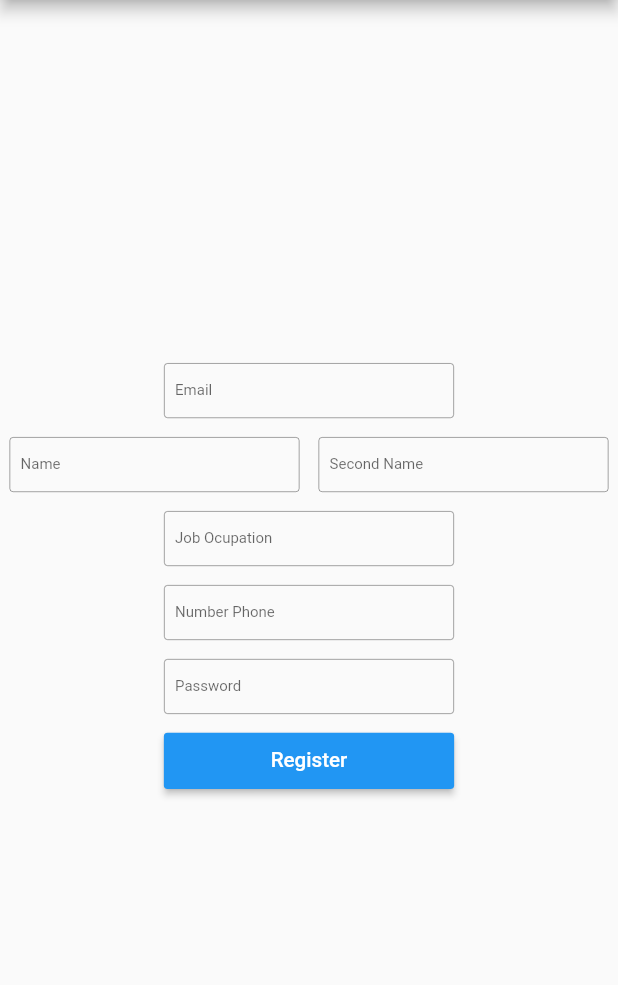
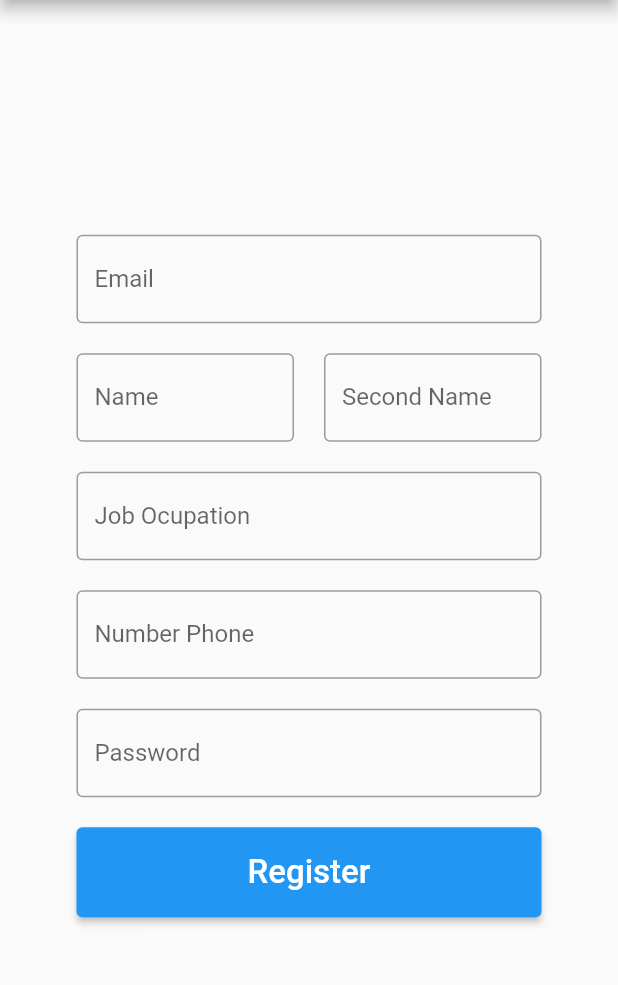
Before and after one commit to diegomated1/moviles-chat-front-end, a Flutter app: the Register screen opened directly, on a phone screen of 412 x 824 dp, the part 84-1069 px from its top. Run offline on Flutter 3.47's test engine with Material 2 defaults, Android fonts, the phone set to English and light mode, and no system bars; our stand-ins replace cached_network_image, flutter_dotenv, get, shared_preferences, socket_io_client; accounts and stored records are empty.

Commit message:
update widget input

```diff
--- a/lib/widgets/input.dart
+++ b/lib/widgets/input.dart
@@ -4,6 +4,7 @@ class Input extends StatelessWidget {
   const Input({
     super.key,
     this.type = TextInputType.text,
+    this.width = 330,
     this.padding = 10.0,
     this.hidden = false,
     required this.labelText,
@@ -14,12 +15,13 @@ class Input extends StatelessWidget {
   final String labelText;
   final double padding;
   final bool hidden;
+  final double width;
   final Function(String labelText, String newValue) handler;
 
   @override
   Widget build(BuildContext context) {
     return Container (
-      width: 330,
+      width: width,
       padding: EdgeInsets.all(padding),
       child: TextFormField(
         keyboardType: type,
```
